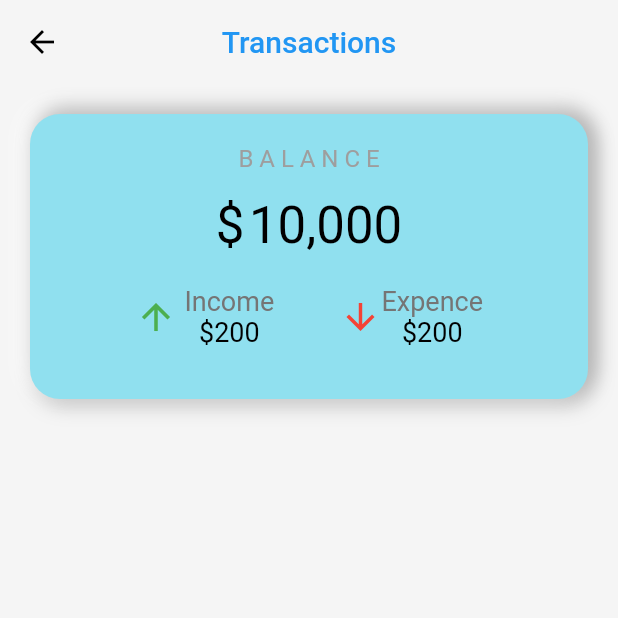
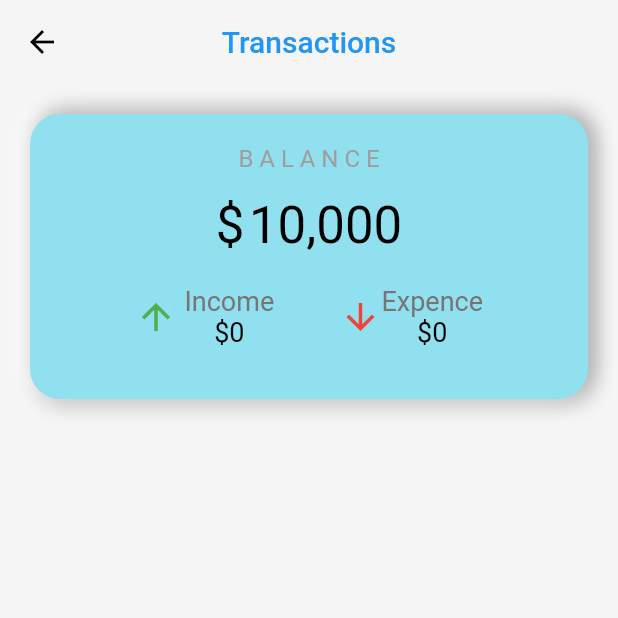
Before and after one commit to CodMave/BudgetApp, a Flutter app: the screen it shows once a user with an empty profile is signed in, after a tap on an icon or button, on a phone screen of 412 x 824 dp, the top half of it. Run offline on Flutter 3.47's test engine with Material 2 defaults, Android fonts, the phone set to English and light mode, and no system bars; our stand-ins replace badges, cloud_firestore, firebase_auth, firebase_core, firebase_messaging, flutter_local_notifications and 7 more; accounts and stored records are empty.

Commit message:
firestore fetching latest transactions

```diff
--- a/lib/pages/expenceAndIncome.dart
+++ b/lib/pages/expenceAndIncome.dart
@@ -31,6 +31,10 @@ class _ExpenceState extends State<Expence> {
 
   //symbol user selected currency
   late String currencySymbol = '\$';
+
+  //two variables to fetch the latest expence and income
+  MyTransaction? lastIncomeTransaction;
+  MyTransaction? lastExpenseTransaction;
 
   //get document Ids
   Future getDocIds() async {
@@ -127,10 +131,64 @@ class _ExpenceState extends State<Expence> {
     }
   }
 
+  //fettching latest exoence and income from firestore
+  Future<void> fetchLatestTransactions(String userId) async {
+    try {
+      final FirebaseFirestore firestore = FirebaseFirestore.instance;
+
+      //fetch the latest income
+      final incomeSnapshot = await firestore
+          .collection('userDetails')
+          .doc(userId)
+          .collection('incomeID')
+          .orderBy('timestamp', descending: true)
+          .limit(1)
+          .get();
+
+      if (incomeSnapshot.docs.isNotEmpty) {
+        final income = incomeSnapshot.docs[0];
+        setState(() {
+          lastIncomeTransaction = MyTransaction(
+            transactionName: income.get('transactionName'),
+            transactionAmount: income.get('transactionAmount'),
+            transactionType: 'Income',
+          );
+        });
+      }
+
+      //fetch the latest expence
+      final expenceSnapshot = await firestore
+          .collection('userDetails')
+          .doc(userId)
+          .collection('expenceID')
+          .orderBy('timestamp', descending: true)
+          .limit(1)
+          .get();
+
+      if (expenceSnapshot.docs.isNotEmpty) {
+        final expence = expenceSnapshot.docs[0];
+        setState(() {
+          lastExpenseTransaction = MyTransaction(
+            transactionName: expence.get('transactionName'),
+            transactionAmount: expence.get('transactionAmount'),
+            transactionType: 'Expence',
+          );
+        });
+      }
+    } catch (ex) {
+      print('fetching latest transactions failed');
+    }
+  }
+
   @override
   void initState() {
     super.initState();
     getDocIds();
+
+    //fetch latest transactions
+    getCurrentUserId().then((userId) {
+      fetchLatestTransactions(userId);
+    });
   }
 
   //new transaction dialog box
@@ -415,8 +473,8 @@ class _ExpenceState extends State<Expence> {
 
                                     // amount
                                     Text(
-                                      "200",
-                                      style: TextStyle(
+                                      "${lastIncomeTransaction?.transactionAmount ?? '0'}",
+                                      style: const TextStyle(
                                         color: Colors.black,
                                         fontSize: 18,
                                       ),
@@ -465,8 +523,8 @@ class _ExpenceState extends State<Expence> {
 
                                     // amount
                                     Text(
-                                      "200",
-                                      style: TextStyle(
+                                      "${lastExpenseTransaction?.transactionAmount ?? '0'}",
+                                      style: const TextStyle(
                                         color: Colors.black,
                                         fontSize: 18,
                                       ),
```
